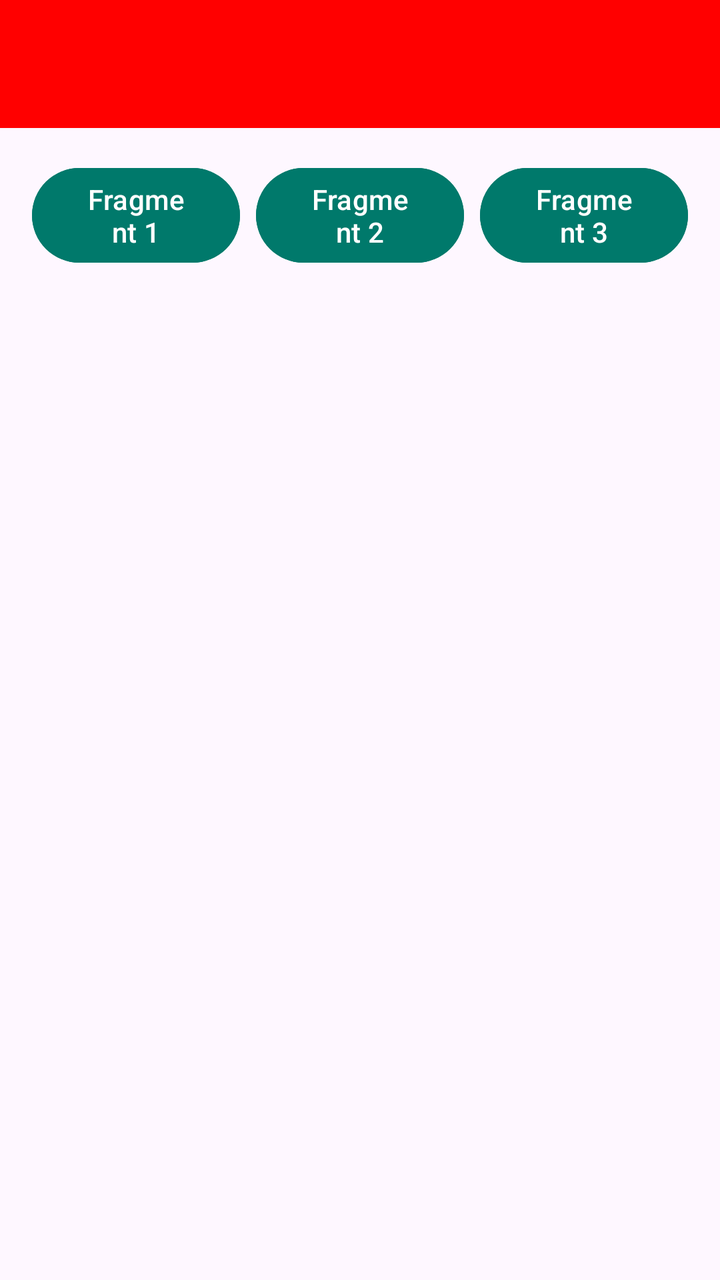
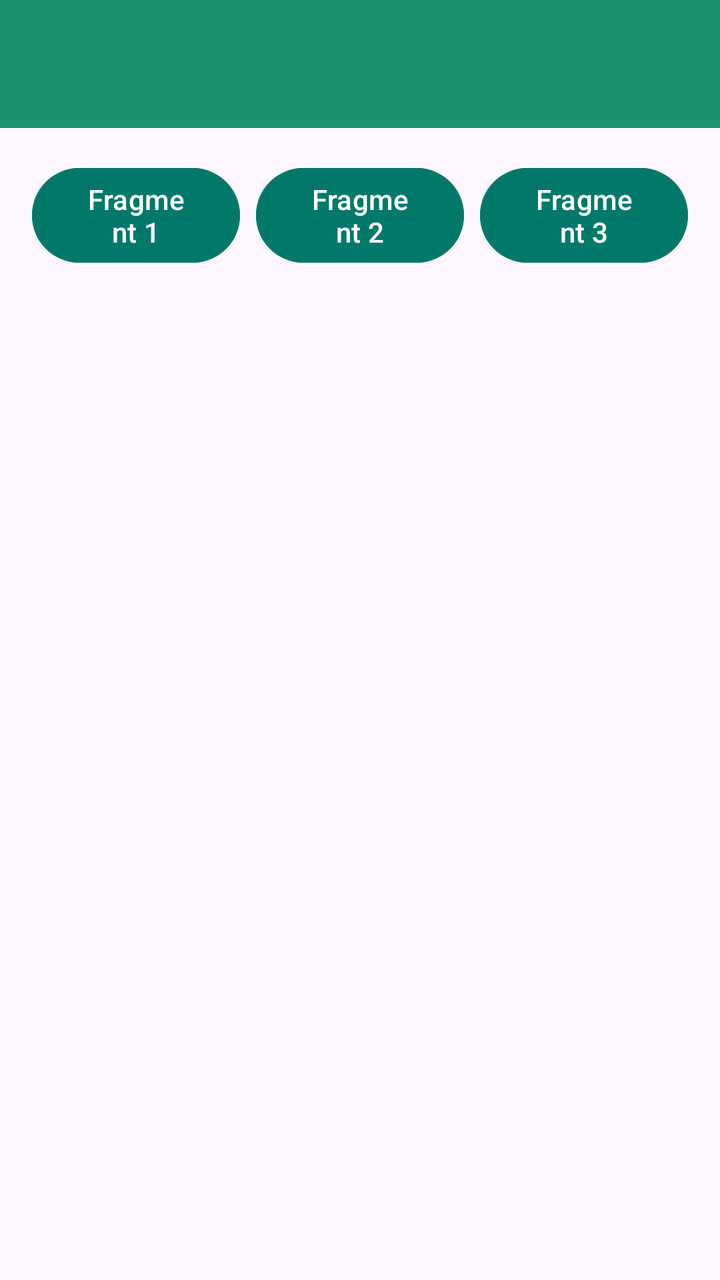

Screens rendered from an Android XML layout before and after an edit, with the pre-edit source and the edit as a unified diff.
<!-- AndroidManifest.xml: application theme Theme.Sherine_TIA -->
<!-- res/layout/activity_enam.xml -->
<?xml version="1.0" encoding="utf-8"?>
<androidx.constraintlayout.widget.ConstraintLayout xmlns:android="http://schemas.android.com/apk/res/android"
    xmlns:app="http://schemas.android.com/apk/res-auto"
    xmlns:tools="http://schemas.android.com/tools"
    android:id="@+id/main"
    android:layout_width="match_parent"
    android:layout_height="match_parent"
    tools:context=".P6.EnamActivity">

    <androidx.appcompat.widget.Toolbar
        android:id="@+id/toolbar"
        android:layout_width="match_parent"
        android:layout_height="?attr/actionBarSize"
        android:background="#FF0000"
        app:layout_constraintBottom_toBottomOf="parent"
        app:layout_constraintEnd_toEndOf="parent"
        app:layout_constraintHorizontal_bias="0.0"
        app:layout_constraintStart_toStartOf="parent"
        app:layout_constraintTop_toTopOf="parent"
        app:layout_constraintVertical_bias="0.0"
        app:subtitleTextColor="@android:color/white"
        app:titleTextColor="@android:color/white" />

    <Button
        android:id="@+id/btnFragment1"
        android:layout_width="0dp"
        android:layout_height="wrap_content"
        android:layout_marginStart="16dp"
        android:layout_marginTop="16dp"
        android:layout_marginEnd="4dp"
        android:backgroundTint="#00796B"
        android:text="Fragment 1"
        app:layout_constraintEnd_toStartOf="@+id/btnFragment2"
        app:layout_constraintStart_toStartOf="parent"
        app:layout_constraintTop_toBottomOf="@+id/toolbar" />

    <Button
        android:id="@+id/btnFragment2"
        android:layout_width="0dp"
        android:layout_height="wrap_content"
        android:layout_marginStart="4dp"
        android:layout_marginEnd="4dp"
        android:backgroundTint="#00796B"
        android:text="Fragment 2"
        app:layout_constraintEnd_toStartOf="@+id/btnFragment3"
        app:layout_constraintStart_toEndOf="@+id/btnFragment1"
        app:layout_constraintTop_toTopOf="@+id/btnFragment1" />

    <Button
        android:id="@+id/btnFragment3"
        android:layout_width="0dp"
        android:layout_height="wrap_content"
        android:layout_marginStart="4dp"
        android:layout_marginEnd="16dp"
        android:backgroundTint="#00796B"
        android:text="Fragment 3"
        app:layout_constraintEnd_toEndOf="parent"
        app:layout_constraintStart_toEndOf="@+id/btnFragment2"
        app:layout_constraintTop_toTopOf="@+id/btnFragment1" />

    <FrameLayout
        android:id="@+id/fragment_container"
        android:layout_width="0dp"
        android:layout_height="0dp"
        android:layout_marginTop="20dp"
        app:layout_constraintBottom_toBottomOf="parent"
        app:layout_constraintEnd_toEndOf="parent"
        app:layout_constraintStart_toStartOf="parent"
        app:layout_constraintTop_toBottomOf="@+id/btnFragment2" />
</androidx.constraintlayout.widget.ConstraintLayout>
<!-- resources referenced by this layout -->
<resources>
  <style name="Theme.Sherine_TIA" parent="Base.Theme.Sherine_TIA" />
  <style name="Base.Theme.Sherine_TIA" parent="Theme.Material3.DayNight.NoActionBar">
          
          
      </style>
</resources>

<!-- the commit's change to res/layout/activity_enam.xml (unified diff, before → after) -->
@@ -11,7 +11,7 @@
         android:id="@+id/toolbar"
         android:layout_width="match_parent"
         android:layout_height="?attr/actionBarSize"
-        android:background="#FF0000"
+        android:background="@color/green"
         app:layout_constraintBottom_toBottomOf="parent"
         app:layout_constraintEnd_toEndOf="parent"
         app:layout_constraintHorizontal_bias="0.0"
<!-- resource entries referenced after the edit -->
@@ -1,5 +1,6 @@
 <!-- resources referenced by this layout -->
 <resources>
+  <color name="green">#1A936F</color>
   <style name="Theme.Sherine_TIA" parent="Base.Theme.Sherine_TIA" />
   <style name="Base.Theme.Sherine_TIA" parent="Theme.Material3.DayNight.NoActionBar">
           
